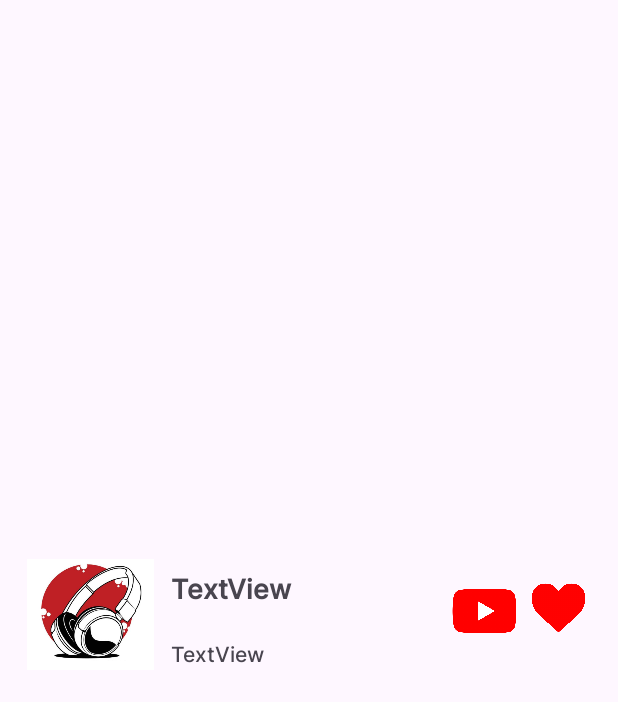
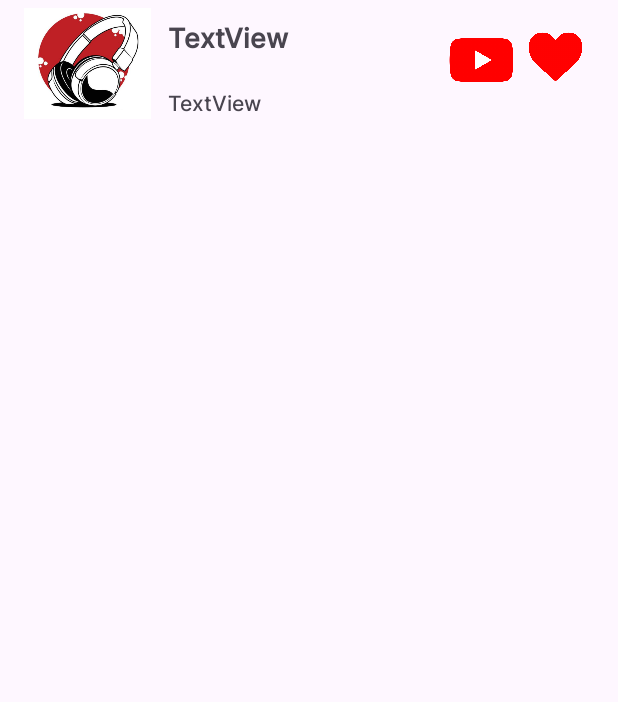
Before and after one commit to OierGago/MusicAppGP1, an Android app: the layout item_song.xml on its own in the app's theme, with its tools: preview values and no code run, on a phone screen of 412 x 824 dp. Shown: the top 702 px of the screen. Run offline under Robolectric (Android 15) with nearby library versions, the phone set to English and light mode, and no system bars.

Commit message:
Lista de canciones implementada

```diff
--- a/app/build.gradle.kts
+++ b/app/build.gradle.kts
@@ -59,6 +59,7 @@ dependencies {
     androidTestImplementation("androidx.test.ext:junit:1.1.5")
     androidTestImplementation("androidx.test.espresso:espresso-core:3.5.1")
     implementation("androidx.activity:activity-compose:1.7.2")
+    implementation ("com.squareup.picasso:picasso:2.71828")
 
     // ADD retrofit + gson para la conversion de strings en json a objetos y viceversa
     implementation("com.squareup.retrofit2:retrofit:2.9.0")
--- a/app/src/main/res/layout/activity_music_list.xml
+++ b/app/src/main/res/layout/activity_music_list.xml
@@ -54,7 +54,7 @@
         app:layout_constraintHorizontal_bias="0.9"
         app:layout_constraintStart_toStartOf="@+id/toolbar2"
         app:layout_constraintTop_toTopOf="@+id/toolbar2"
-        app:srcCompat="@drawable/_56212" />
+        android:src="@drawable/_56212" />
 
     <EditText
         android:id="@+id/search"
@@ -90,7 +90,7 @@
         app:layout_constraintHorizontal_bias="0.9"
         app:layout_constraintStart_toStartOf="@+id/toolbar3"
         app:layout_constraintTop_toTopOf="@+id/toolbar3"
-        app:srcCompat="@drawable/sin_t_tulo" />
+        android:src="@drawable/sin_t_tulo" />
 
     <Button
         android:id="@+id/byTitle"
--- a/app/src/main/res/layout/item_song.xml
+++ b/app/src/main/res/layout/item_song.xml
@@ -1,19 +1,9 @@
 <?xml version="1.0" encoding="utf-8"?>
-<androidx.constraintlayout.widget.ConstraintLayout xmlns:android="http://schemas.android.com/apk/res/android"
-    xmlns:app="http://schemas.android.com/apk/res-auto"
-    xmlns:tools="http://schemas.android.com/tools"
-    android:layout_width="match_parent"
-    android:layout_height="match_parent">
-
-    <LinearLayout
+    <LinearLayout xmlns:android="http://schemas.android.com/apk/res/android"
         android:id="@+id/item_frame"
         android:layout_width="408dp"
         android:layout_height="90dp"
-        android:orientation="horizontal"
-        app:layout_constraintBottom_toBottomOf="parent"
-        app:layout_constraintEnd_toEndOf="parent"
-        app:layout_constraintStart_toStartOf="parent"
-        app:layout_constraintTop_toTopOf="parent">
+        android:orientation="horizontal">
 
         <ImageView
             android:id="@+id/songImage"
@@ -24,7 +14,7 @@
             android:layout_marginRight="5dp"
             android:layout_marginBottom="5dp"
             android:layout_weight="1"
-            app:srcCompat="@drawable/sin_t_tulo" />
+            android:src="@drawable/sin_t_tulo" />
 
         <LinearLayout
             android:layout_width="180dp"
@@ -63,7 +53,7 @@
             android:layout_marginRight="5dp"
             android:layout_marginBottom="10dp"
             android:layout_weight="1"
-            app:srcCompat="@drawable/youtube_logo" />
+            android:src="@drawable/youtube_logo" />
 
         <ImageView
             android:id="@+id/songFavorite"
@@ -72,6 +62,5 @@
             android:layout_marginTop="18dp"
             android:layout_marginRight="15dp"
             android:layout_weight="1"
-            app:srcCompat="@drawable/heart_coraz_n_svg" />
+            android:src="@drawable/heart_coraz_n_svg" />
     </LinearLayout>
-</androidx.constraintlayout.widget.ConstraintLayout>
```
Also changed, not shown: app/src/main/java/com/example/appmusicgrupo1/ui/songList/SongAdapter.kt (+8 -0 lines).
